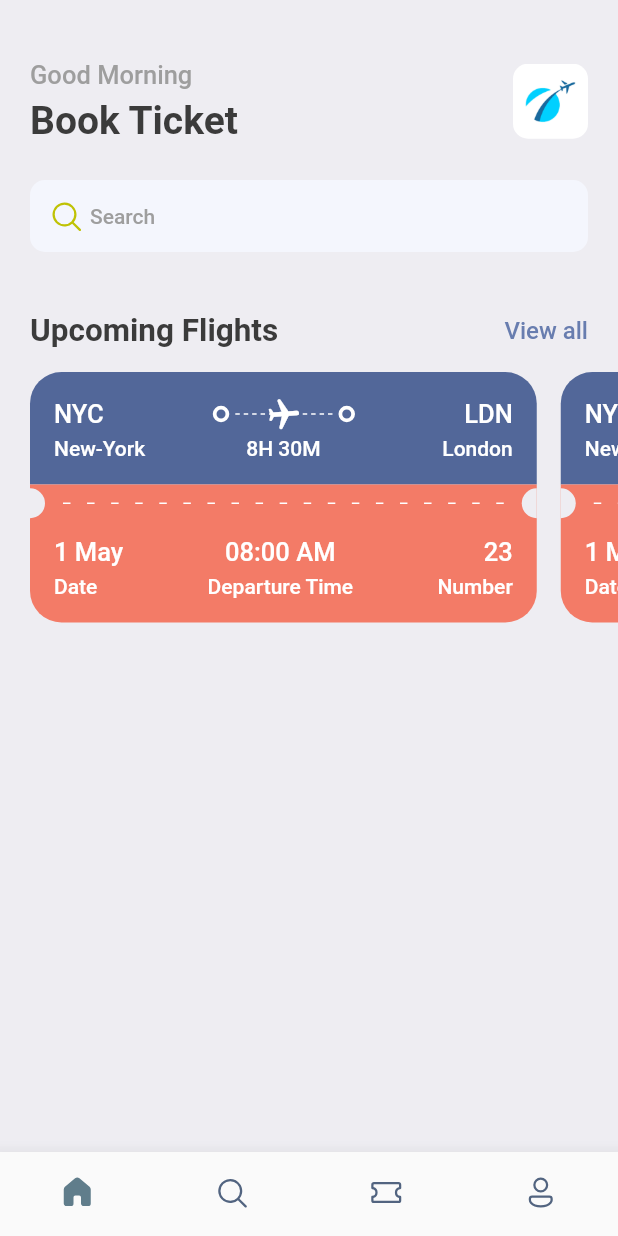
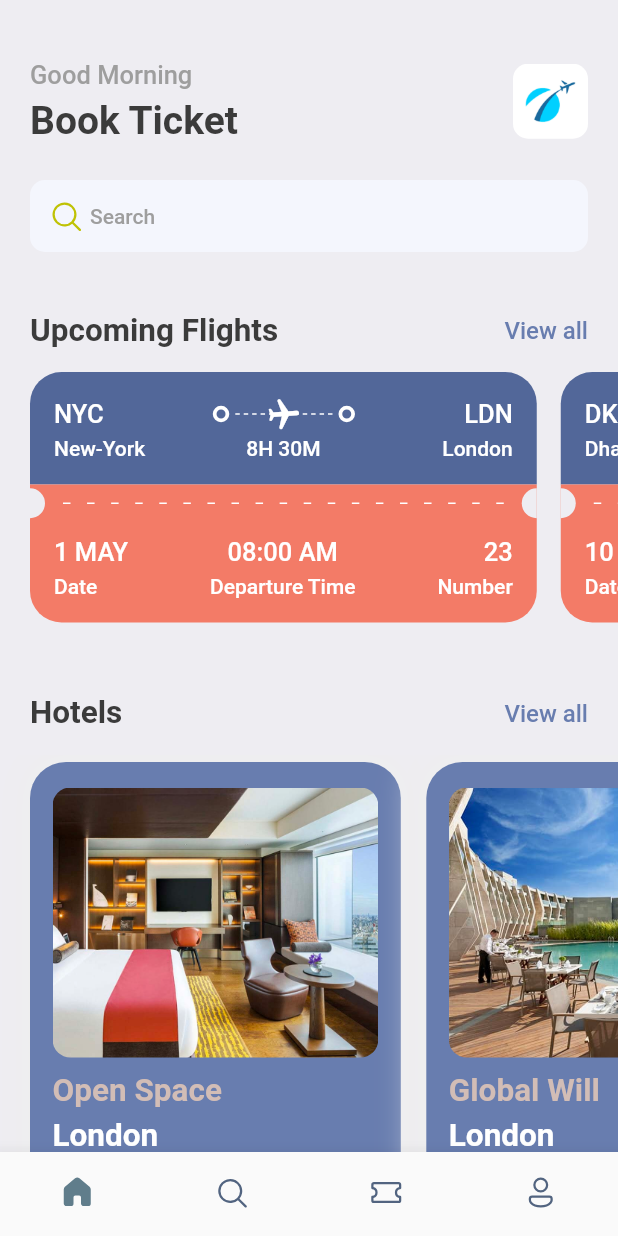
Before and after one commit to nerdychamp/fltr-ticket-booking-app, a Flutter app: the screen it shows after launch, on a phone screen of 412 x 824 dp. Run offline on Flutter 3.47's test engine with Material 2 defaults, Android fonts, the phone set to English and light mode, and no system bars; our stand-ins replace fluentui_icons, gap.

Commit message:
feat: home screen 3/3 (hotel list section)

```diff
--- a/lib/screens/home_screen.dart
+++ b/lib/screens/home_screen.dart
@@ -1,5 +1,7 @@
+import 'package:book_tickets/screens/hotel_card.dart';
 import 'package:book_tickets/screens/ticket_view.dart';
 import 'package:book_tickets/utils/app_icons.dart';
+import 'package:book_tickets/utils/app_info_list.dart';
 import 'package:book_tickets/utils/app_style.dart';
 import 'package:flutter/material.dart';
 import 'package:gap/gap.dart';
@@ -122,14 +124,57 @@ class HomeScreen extends StatelessWidget {
                 padding: const EdgeInsets.only(left: 20),
                 scrollDirection: Axis.horizontal,
                 child: Row(
-                  children: const [
-                    TicketView(),
-                    TicketView(),
-                  ],
+                  children: ticketList
+                      .map((ticket) => TicketView(ticket: ticket))
+                      .toList(),
                 ),
               )
             ],
-          )
+          ),
+          const Gap(15),
+          /*
+            hotels list
+           */
+          Column(
+            children: [
+              /*
+                title
+               */
+              Padding(
+                padding: const EdgeInsets.symmetric(horizontal: 20),
+                child: Row(
+                  mainAxisAlignment: MainAxisAlignment.spaceBetween,
+                  children: [
+                    Text(
+                      'Hotels',
+                      style: Styles.headlineStyle2,
+                    ),
+                    InkWell(
+                      onTap: () {
+                        print("You are tapped");
+                      },
+                      child: Text(
+                        "View all",
+                        style: Styles.textStyle.copyWith(
+                          color: primaryColor,
+                        ),
+                      ),
+                    ),
+                  ],
+                ),
+              ),
+              const Gap(15),
+              SingleChildScrollView(
+                scrollDirection: Axis.horizontal,
+                padding: const EdgeInsets.symmetric(horizontal: 20),
+                child: Row(
+                  children: hotelList
+                      .map((hotel) => HotelCard(hotel: hotel))
+                      .toList(),
+                ),
+              ),
+            ],
+          ),
         ],
       ),
     );
--- /dev/null
+++ b/lib/screens/hotel_card.dart
@@ -0,0 +1,61 @@
+import 'package:book_tickets/utils/app_layout.dart';
+import 'package:book_tickets/utils/app_style.dart';
+import 'package:flutter/material.dart';
+import 'package:gap/gap.dart';
+
+class HotelCard extends StatelessWidget {
+  const HotelCard({super.key, required this.hotel});
+
+  final Map<String, dynamic> hotel;
+
+  @override
+  Widget build(BuildContext context) {
+    final TextStyle headline1Kaki =
+        Styles.headlineStyle1.copyWith(color: Styles.kaiColor);
+    final TextStyle headline2Kaki =
+        Styles.headlineStyle2.copyWith(color: Styles.kaiColor);
+    final TextStyle headline3White =
+        Styles.headlineStyle2.copyWith(color: Colors.white);
+    final Size size = AppLayout.getSize(context);
+
+    return Container(
+      width: size.width * 0.6,
+      height: 350,
+      padding: const EdgeInsets.symmetric(horizontal: 15, vertical: 17),
+      margin: const EdgeInsets.only(right: 17, top: 5, bottom: 15),
+      decoration: BoxDecoration(
+        color: primaryColor,
+        borderRadius: BorderRadius.circular(24),
+        boxShadow: [
+          BoxShadow(
+            color: Colors.grey.shade200,
+            blurRadius: 20,
+            spreadRadius: 5,
+          ),
+        ],
+      ),
+      child: Column(
+        crossAxisAlignment: CrossAxisAlignment.start,
+        children: [
+          Container(
+            height: 180,
+            decoration: BoxDecoration(
+              color: primaryColor,
+              borderRadius: BorderRadius.circular(12),
+              image: DecorationImage(
+                image: AssetImage("assets/images/${hotel['image']}"),
+                fit: BoxFit.cover,
+              ),
+            ),
+          ),
+          const Gap(10),
+          Text(hotel["place"], style: headline2Kaki),
+          const Gap(5),
+          Text(hotel["destination"], style: headline3White),
+          const Gap(8),
+          Text("\$${hotel['price']}/night", style: headline1Kaki),
+        ],
+      ),
+    );
+  }
+}
--- a/lib/screens/ticket_view.dart
+++ b/lib/screens/ticket_view.dart
@@ -6,7 +6,9 @@ import 'package:flutter/material.dart';
 import 'package:gap/gap.dart';
 
 class TicketView extends StatelessWidget {
-  const TicketView({super.key});
+  const TicketView({super.key, required this.ticket});
+
+  final Map<String, dynamic> ticket;
 
   @override
   Widget build(BuildContext context) {
@@ -44,7 +46,7 @@ class TicketView extends StatelessWidget {
                   // mainAxisAlignment: MainAxisAlignment.spaceBetween,
                   children: [
                     Text(
-                      "NYC",
+                      ticket["from"]['code'],
                       style: headline3White,
                     ),
                     const Spacer(),
@@ -99,7 +101,7 @@ class TicketView extends StatelessWidget {
                     const ThickRing(),
                     const Spacer(),
                     Text(
-                      "LDN",
+                      ticket['to']['code'],
                       style: headline3White,
                     ),
                   ],
@@ -111,18 +113,18 @@ class TicketView extends StatelessWidget {
                     SizedBox(
                       width: 100,
                       child: Text(
-                        'New-York',
+                        ticket['from']['name'],
                         style: headline4White,
                       ),
                     ),
                     Text(
-                      '8H 30M',
+                      ticket['flying_time'],
                       style: headline4White,
                     ),
                     SizedBox(
                       width: 100,
                       child: Text(
-                        'London',
+                        ticket['to']['name'],
                         textAlign: TextAlign.end,
                         style: headline4White,
                       ),
@@ -213,14 +215,14 @@ class TicketView extends StatelessWidget {
                 Column(
                   crossAxisAlignment: CrossAxisAlignment.start,
                   children: [
-                    Text("1 May", style: headline3White),
+                    Text(ticket["date"], style: headline3White),
                     const Gap(5),
                     Text('Date', style: headline4White),
                   ],
                 ),
                 Column(
                   children: [
-                    Text('08:00 AM', style: headline3White),
+                    Text(ticket['departure_time'], style: headline3White),
                     const Gap(5),
                     Text('Departure Time', style: headline4White),
                   ],
@@ -228,7 +230,7 @@ class TicketView extends StatelessWidget {
                 Column(
                   crossAxisAlignment: CrossAxisAlignment.end,
                   children: [
-                    Text('23', style: headline3White),
+                    Text(ticket['number'].toString(), style: headline3White),
                     const Gap(5),
                     Text('Number', style: headline4White),
                   ],
--- /dev/null
+++ b/lib/utils/app_info_list.dart
@@ -0,0 +1,39 @@
+List<Map<String, dynamic>> hotelList = [
+  {
+    'image': 'one.png',
+    'place': 'Open Space',
+    'destination': 'London',
+    'price': 25
+  },
+  {
+    'image': 'two.png',
+    'place': 'Global Will',
+    'destination': 'London',
+    'price': 40
+  },
+  {
+    'image': 'three.png',
+    'place': 'Tallest Building',
+    'destination': 'Dubai',
+    'price': 68
+  },
+];
+
+List<Map<String, dynamic>> ticketList = [
+  {
+    'from': {'code': "NYC", 'name': "New-York"},
+    'to': {'code': "LDN", 'name': "London"},
+    'flying_time': '8H 30M',
+    'date': "1 MAY",
+    'departure_time': "08:00 AM",
+    "number": 23
+  },
+  {
+    'from': {'code': "DK", 'name': "Dhaka"},
+    'to': {'code': "SH", 'name': "Shanghai"},
+    'flying_time': '4H 20M',
+    'date': "10 MAY",
+    'departure_time': "09:00 AM",
+    "number": 45
+  },
+];
--- a/lib/utils/app_style.dart
+++ b/lib/utils/app_style.dart
@@ -8,6 +8,7 @@ class Styles {
   static Color bgColor = const Color(0xFFeeedf2);
   static Color blueColor = const Color(0xFF526799);
   static Color orangeColor = const Color(0xFFF37B67);
+  static Color kaiColor = const Color(0xFFd2bdb6);
 
   static TextStyle textStyle =
       TextStyle(fontSize: 16, color: textColor, fontWeight: FontWeight.w500);
```
